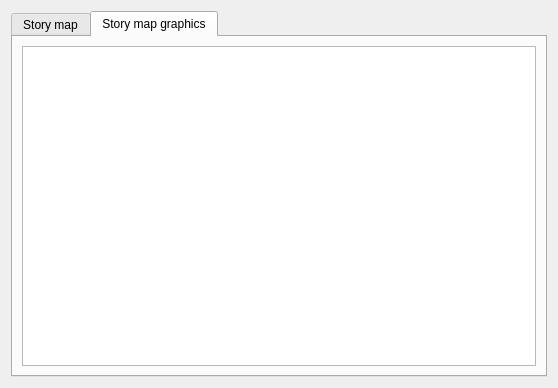
The window that ui/reports_view.ui (zkovari/plotlyst) describes before a commit, drawn with Qt 5.
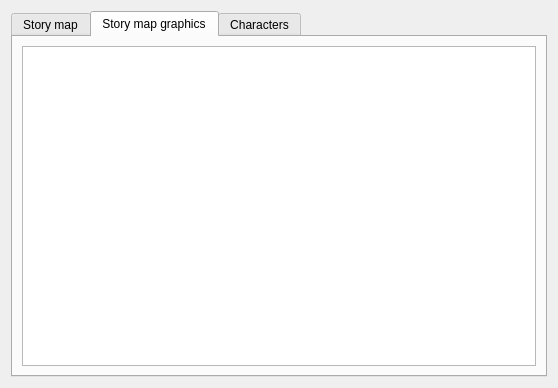
The same window after the commit. The open tabs and pages were chosen to show the change.

Commit message: Visualize story lines and pov distribution

What changed in the file:
```diff
--- a/ui/reports_view.ui
+++ b/ui/reports_view.ui
@@ -58,6 +58,11 @@
        </item>
       </layout>
      </widget>
+     <widget class="QWidget" name="tabCharacters">
+      <attribute name="title">
+       <string>Characters</string>
+      </attribute>
+     </widget>
     </widget>
    </item>
   </layout>
```
Left out of the diff: 2 changed lines with no effect on the pictures. The commit also changes 2 other files.
